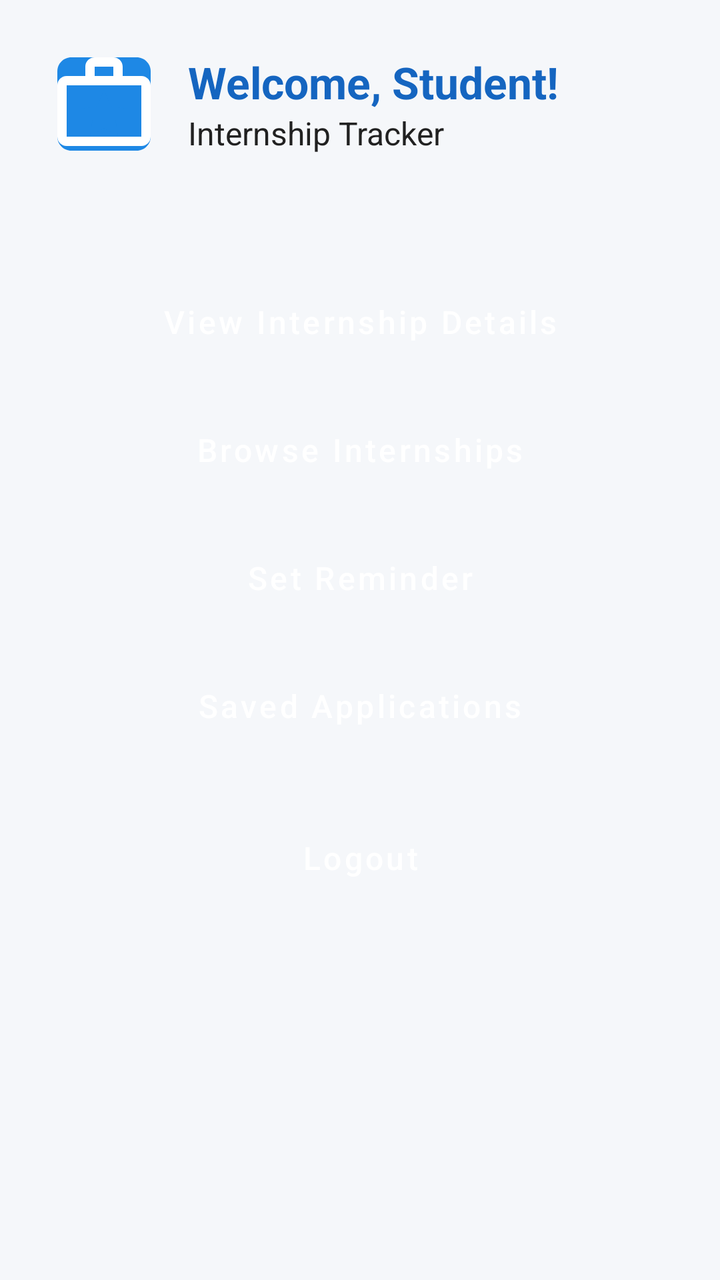
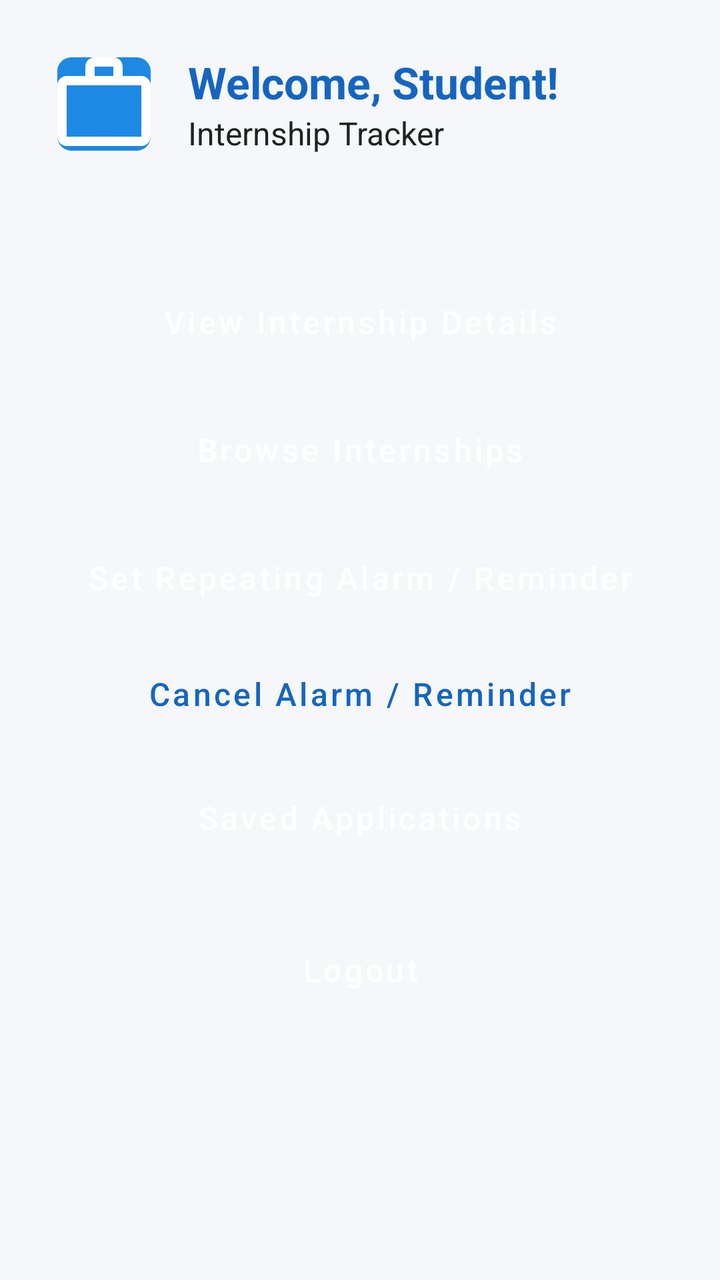

The first picture is an Android layout as it rendered before a commit; the second is the same layout after the commit. The layout source and the unified diff follow.
<!-- AndroidManifest.xml: application theme Theme.InternshipTracker -->
<!-- res/layout/activity_main.xml -->
<?xml version="1.0" encoding="utf-8"?>
<ScrollView xmlns:android="http://schemas.android.com/apk/res/android"
    xmlns:app="http://schemas.android.com/apk/res-auto"
    android:id="@+id/rootMain"
    android:layout_width="match_parent"
    android:layout_height="match_parent"
    android:clipToPadding="false"
    android:fillViewport="true">

    <LinearLayout
        android:layout_width="match_parent"
        android:layout_height="wrap_content"
        android:orientation="vertical"
        android:padding="24dp">

        <LinearLayout
            android:layout_width="match_parent"
            android:layout_height="wrap_content"
            android:gravity="center_vertical"
            android:orientation="horizontal">

            <ImageView
                android:id="@+id/imgMainLogo"
                android:layout_width="56dp"
                android:layout_height="56dp"
                android:contentDescription="App Logo"
                android:src="@drawable/ic_app_logo" />

            <LinearLayout
                android:layout_width="0dp"
                android:layout_height="wrap_content"
                android:layout_marginStart="14dp"
                android:layout_weight="1"
                android:orientation="vertical">

                <TextView
                    android:id="@+id/tvWelcome"
                    android:layout_width="match_parent"
                    android:layout_height="wrap_content"
                    android:text="Welcome, Student!"
                    android:textColor="@color/primary"
                    android:textSize="22sp"
                    android:textStyle="bold" />

                <TextView
                    android:id="@+id/tvAppName"
                    android:layout_width="match_parent"
                    android:layout_height="wrap_content"
                    android:text="Internship Tracker"
                    android:textColor="@color/text_primary"
                    android:textSize="16sp" />
            </LinearLayout>
        </LinearLayout>

        <TextView
            android:id="@+id/tvUserEmail"
            android:layout_width="match_parent"
            android:layout_height="wrap_content"
            android:layout_marginTop="8dp"
            android:layout_marginBottom="16dp"
            android:textColor="@color/text_secondary"
            android:textSize="14sp" />

        <Button
            android:id="@+id/btnViewDetails"
            android:layout_width="match_parent"
            android:layout_height="wrap_content"
            android:layout_marginTop="12dp"
            android:text="View Internship Details" />

        <Button
            android:id="@+id/btnBrowse"
            android:layout_width="match_parent"
            android:layout_height="wrap_content"
            android:layout_marginTop="12dp"
            android:text="Browse Internships" />

        <Button
            android:id="@+id/btnSetReminder"
            android:layout_width="match_parent"
            android:layout_height="wrap_content"
            android:layout_marginTop="12dp"
            android:text="Set Reminder" />

        <Button
            android:id="@+id/btnSavedApplications"
            android:layout_width="match_parent"
            android:layout_height="wrap_content"
            android:layout_marginTop="12dp"
            android:text="Saved Applications" />

        <Button
            android:id="@+id/btnLogout"
            android:layout_width="match_parent"
            android:layout_height="wrap_content"
            android:layout_marginTop="24dp"
            android:text="Logout"
            app:backgroundTint="@color/danger" />

    </LinearLayout>
</ScrollView>
<!-- resources referenced by this layout -->
<resources>
  <color name="danger">#C62828</color>
  <color name="primary">#1565C0</color>
  <color name="text_primary">#212121</color>
  <color name="text_secondary">#616161</color>
  <!-- drawable ic_app_logo (drawable) -->
  <?xml version="1.0" encoding="utf-8"?>
  <vector xmlns:android="http://schemas.android.com/apk/res/android"
      android:width="72dp"
      android:height="72dp"
      android:viewportWidth="24"
      android:viewportHeight="24">
      
      <path
          android:fillColor="#1E88E5"
          android:pathData="M5,2 L19,2 C20.66,2 22,3.34 22,5 L22,19 C22,20.66 20.66,22 19,22 L5,22 C3.34,22 2,20.66 2,19 L2,5 C2,3.34 3.34,2 5,2 Z" />
      
      <path
          android:fillColor="#FFFFFF"
          android:pathData="M20,6h-4V4c0-1.11-0.89-2-2-2h-4C8.89,2,8,2.89,8,4v2H4C2.89,6,2,6.89,2,8v11c0,1.11,0.89,2,2,2h16c1.11,0,2-0.89,2-2V8C22,6.89,21.11,6,20,6z M10,4h4v2h-4V4z M20,19H4V8h16V19z" />
      
      <path
          android:fillColor="#1E88E5"
          android:pathData="M12,9l1.5,3.5L17,13l-2.5,2.5L15,19l-3-1.8L9,19l0.5-3.5L7,13l3.5-0.5z" />
  </vector>
  <style name="Theme.InternshipTracker" parent="Theme.MaterialComponents.Light.NoActionBar">
          <item name="colorPrimary">@color/primary</item>
          <item name="colorPrimaryDark">@color/primary_dark</item>
          <item name="colorAccent">@color/accent</item>
          <item name="colorButtonNormal">@color/primary</item>
          <item name="buttonStyle">@style/AppButton</item>
          <item name="android:windowBackground">@color/background</item>
          <item name="android:statusBarColor">@color/background</item>
          <item name="android:windowLightStatusBar">true</item>
      </style>
  <color name="primary_dark">#0D47A1</color>
  <color name="accent">#FF9800</color>
  <style name="AppButton" parent="Widget.MaterialComponents.Button">
          <item name="android:textColor">@color/white</item>
          <item name="android:textAllCaps">false</item>
          <item name="android:textSize">16sp</item>
          <item name="android:minHeight">52dp</item>
      </style>
  <color name="background">#F5F7FA</color>
  <color name="white">#FFFFFF</color>
</resources>

<!-- the commit's change to res/layout/activity_main.xml (unified diff, before → after) -->
@@ -80,7 +80,15 @@
             android:layout_width="match_parent"
             android:layout_height="wrap_content"
             android:layout_marginTop="12dp"
-            android:text="Set Reminder" />
+            android:text="Set Repeating Alarm / Reminder" />
+
+        <Button
+            android:id="@+id/btnCancelReminder"
+            style="@style/Widget.MaterialComponents.Button.OutlinedButton"
+            android:layout_width="match_parent"
+            android:layout_height="wrap_content"
+            android:layout_marginTop="8dp"
+            android:text="Cancel Alarm / Reminder" />
 
         <Button
             android:id="@+id/btnSavedApplications"
